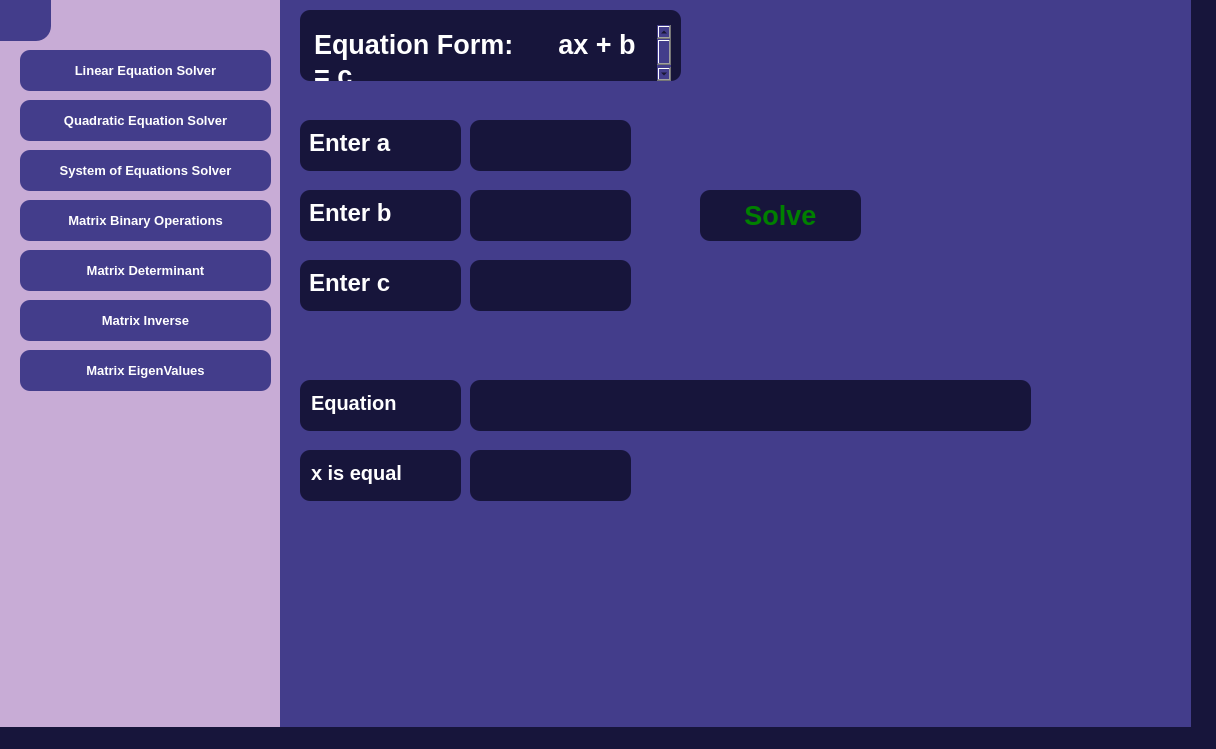
First picture: the form in algebraxpert.ui, repository AbdallahSalah003/AlgebraXpert, before the edit.
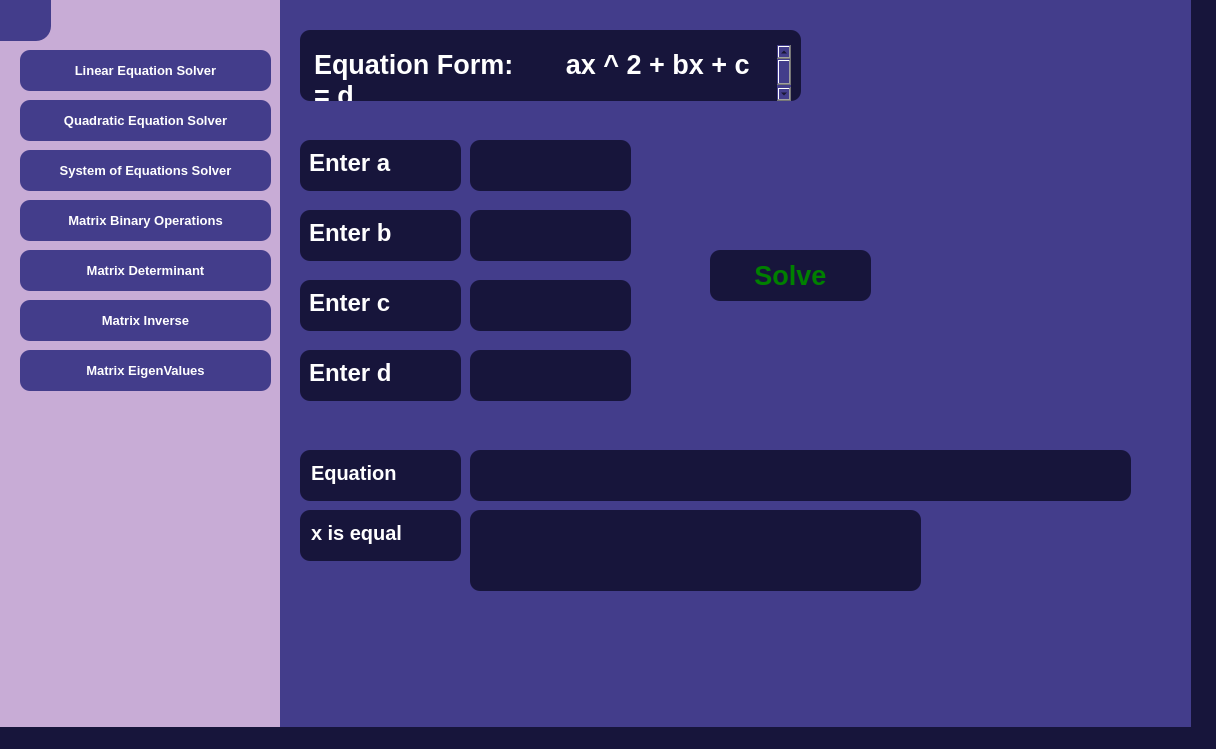
Second picture: the form after the edit. Icons and pictures are not drawn.

Commit message: Add quadratic equation solver logic

Patch:
```diff
--- a/algebraxpert.ui
+++ b/algebraxpert.ui
@@ -883,6 +883,462 @@
      </property>
     </widget>
    </widget>
+   <widget class="QWidget" name="quadraticEquationSolverMenu" native="true">
+    <property name="geometry">
+     <rect>
+      <x>280</x>
+      <y>-20</y>
+      <width>911</width>
+      <height>771</height>
+     </rect>
+    </property>
+    <property name="styleSheet">
+     <string notr="true">background-color: #433D8B;</string>
+    </property>
+    <widget class="QPlainTextEdit" name="quadraticEquationFromTextEdit">
+     <property name="geometry">
+      <rect>
+       <x>20</x>
+       <y>50</y>
+       <width>501</width>
+       <height>71</height>
+      </rect>
+     </property>
+     <property name="styleSheet">
+      <string notr="true">QPlainTextEdit {
+    font-family: 'Lato', sans-serif;
+    font-size: 20pt;
+    font-weight: 700;
+    color: #ffffff;
+    background-color: #17153B;
+    border: none;
+    border-radius: 10px;
+    padding: 15px 10px 0px 10px; /* Adjust padding for button size */
+    text-align: center;
+}
+</string>
+     </property>
+     <property name="readOnly">
+      <bool>true</bool>
+     </property>
+     <property name="plainText">
+      <string>Equation Form:       ax ^ 2 + bx + c = d   </string>
+     </property>
+    </widget>
+    <widget class="QTextEdit" name="enter_a_TextEdit_quadratic">
+     <property name="geometry">
+      <rect>
+       <x>190</x>
+       <y>160</y>
+       <width>161</width>
+       <height>51</height>
+      </rect>
+     </property>
+     <property name="styleSheet">
+      <string notr="true">QTextEdit {
+    font-family: 'Lato', sans-serif;
+    font-size: 20pt;
+    font-weight: 700;
+    color: #ffffff;
+    background-color: #17153B;
+    border: none;
+    border-radius: 10px;
+    padding: 1px; /* Adjust padding for button size */
+    text-align: center;
+}
+</string>
+     </property>
+    </widget>
+    <widget class="QTextEdit" name="enter_b_TextEdit_quadratic">
+     <property name="geometry">
+      <rect>
+       <x>190</x>
+       <y>230</y>
+       <width>161</width>
+       <height>51</height>
+      </rect>
+     </property>
+     <property name="styleSheet">
+      <string notr="true">QTextEdit {
+    font-family: 'Lato', sans-serif;
+    font-size: 20pt;
+    font-weight: 700;
+    color: #ffffff;
+    background-color: #17153B;
+    border: none;
+    border-radius: 10px;
+    padding: 1px; /* Adjust padding for button size */
+    text-align: center;
+}
+</string>
+     </property>
+    </widget>
+    <widget class="QTextEdit" name="showResultQuadraticEquationTextEdit">
+     <property name="geometry">
+      <rect>
+       <x>190</x>
+       <y>470</y>
+       <width>661</width>
+       <height>51</height>
+      </rect>
+     </property>
+     <property name="styleSheet">
+      <string notr="true">QTextEdit {
+    font-family: 'Lato', sans-serif;
+    font-size: 20pt;
+    font-weight: 700;
+    color: #ffffff;
+    background-color: #17153B;
+    border: none;
+    border-radius: 10px;
+    padding: 1px; /* Adjust padding for button size */
+    text-align: center;
+}
+</string>
+     </property>
+     <property name="readOnly">
+      <bool>true</bool>
+     </property>
+    </widget>
+    <widget class="QTextEdit" name="showResultXInQuadraticTextEdit">
+     <property name="geometry">
+      <rect>
+       <x>190</x>
+       <y>530</y>
+       <width>451</width>
+       <height>81</height>
+      </rect>
+     </property>
+     <property name="styleSheet">
+      <string notr="true">QTextEdit {
+    font-family: 'Lato', sans-serif;
+    font-size: 20pt;
+    font-weight: 700;
+    color: #ffffff;
+    background-color: #17153B;
+    border: none;
+    border-radius: 10px;
+    padding: 1px; /* Adjust padding for button size */
+    text-align: center;
+}
+</string>
+     </property>
+     <property name="readOnly">
+      <bool>true</bool>
+     </property>
+    </widget>
+    <widget class="QTextEdit" name="labelEnter_a_quadratic">
+     <property name="geometry">
+      <rect>
+       <x>20</x>
+       <y>160</y>
+       <width>161</width>
+       <height>51</height>
+      </rect>
+     </property>
+     <property name="styleSheet">
+      <string notr="true">QTextEdit {
+    font-family: 'Lato', sans-serif;
+    font-size: 15pt;
+    font-weight: 700;
+    color: #ffffff;
+    background-color: #17153B;
+    border: none;
+    border-radius: 10px;
+    padding: 5px; /* Adjust padding for button size */
+    text-align: center;
+}
+</string>
+     </property>
+     <property name="readOnly">
+      <bool>true</bool>
+     </property>
+     <property name="html">
+      <string>&lt;!DOCTYPE HTML PUBLIC &quot;-//W3C//DTD HTML 4.0//EN&quot; &quot;http://www.w3.org/TR/REC-html40/strict.dtd&quot;&gt;
+&lt;html&gt;&lt;head&gt;&lt;meta name=&quot;qrichtext&quot; content=&quot;1&quot; /&gt;&lt;meta charset=&quot;utf-8&quot; /&gt;&lt;style type=&quot;text/css&quot;&gt;
+p, li { white-space: pre-wrap; }
+hr { height: 1px; border-width: 0; }
+li.unchecked::marker { content: &quot;\2610&quot;; }
+li.checked::marker { content: &quot;\2612&quot;; }
+&lt;/style&gt;&lt;/head&gt;&lt;body style=&quot; font-family:'Lato','sans-serif'; font-size:15pt; font-weight:700; font-style:normal;&quot;&gt;
+&lt;p style=&quot; margin-top:0px; margin-bottom:0px; margin-left:0px; margin-right:0px; -qt-block-indent:0; text-indent:0px;&quot;&gt;&lt;span style=&quot; font-size:18pt;&quot;&gt;Enter a&lt;/span&gt;&lt;/p&gt;&lt;/body&gt;&lt;/html&gt;</string>
+     </property>
+    </widget>
+    <widget class="QTextEdit" name="labelEnter_b_quadratic">
+     <property name="geometry">
+      <rect>
+       <x>20</x>
+       <y>230</y>
+       <width>161</width>
+       <height>51</height>
+      </rect>
+     </property>
+     <property name="styleSheet">
+      <string notr="true">QTextEdit {
+    font-family: 'Lato', sans-serif;
+    font-size: 15pt;
+    font-weight: 700;
+    color: #ffffff;
+    background-color: #17153B;
+    border: none;
+    border-radius: 10px;
+    padding: 5px; /* Adjust padding for button size */
+    text-align: center;
+}
+</string>
+     </property>
+     <property name="readOnly">
+      <bool>true</bool>
+     </property>
+     <property name="html">
+      <string>&lt;!DOCTYPE HTML PUBLIC &quot;-//W3C//DTD HTML 4.0//EN&quot; &quot;http://www.w3.org/TR/REC-html40/strict.dtd&quot;&gt;
+&lt;html&gt;&lt;head&gt;&lt;meta name=&quot;qrichtext&quot; content=&quot;1&quot; /&gt;&lt;meta charset=&quot;utf-8&quot; /&gt;&lt;style type=&quot;text/css&quot;&gt;
+p, li { white-space: pre-wrap; }
+hr { height: 1px; border-width: 0; }
+li.unchecked::marker { content: &quot;\2610&quot;; }
+li.checked::marker { content: &quot;\2612&quot;; }
+&lt;/style&gt;&lt;/head&gt;&lt;body style=&quot; font-family:'Lato','sans-serif'; font-size:15pt; font-weight:700; font-style:normal;&quot;&gt;
+&lt;p style=&quot; margin-top:0px; margin-bottom:0px; margin-left:0px; margin-right:0px; -qt-block-indent:0; text-indent:0px;&quot;&gt;&lt;span style=&quot; font-size:18pt;&quot;&gt;Enter b&lt;/span&gt;&lt;/p&gt;&lt;/body&gt;&lt;/html&gt;</string>
+     </property>
+    </widget>
+    <widget class="QTextEdit" name="labelEnter_c_quadratic">
+     <property name="geometry">
+      <rect>
+       <x>20</x>
+       <y>300</y>
+       <width>161</width>
+       <height>51</height>
+      </rect>
+     </property>
+     <property name="styleSheet">
+      <string notr="true">QTextEdit {
+    font-family: 'Lato', sans-serif;
+    font-size: 15pt;
+    font-weight: 700;
+    color: #ffffff;
+    background-color: #17153B;
+    border: none;
+    border-radius: 10px;
+    padding: 5px; /* Adjust padding for button size */
+    text-align: center;
+}
+</string>
+     </property>
+     <property name="readOnly">
+      <bool>true</bool>
+     </property>
+     <property name="html">
+      <string>&lt;!DOCTYPE HTML PUBLIC &quot;-//W3C//DTD HTML 4.0//EN&quot; &quot;http://www.w3.org/TR/REC-html40/strict.dtd&quot;&gt;
+&lt;html&gt;&lt;head&gt;&lt;meta name=&quot;qrichtext&quot; content=&quot;1&quot; /&gt;&lt;meta charset=&quot;utf-8&quot; /&gt;&lt;style type=&quot;text/css&quot;&gt;
+p, li { white-space: pre-wrap; }
+hr { height: 1px; border-width: 0; }
+li.unchecked::marker { content: &quot;\2610&quot;; }
+li.checked::marker { content: &quot;\2612&quot;; }
+&lt;/style&gt;&lt;/head&gt;&lt;body style=&quot; font-family:'Lato','sans-serif'; font-size:15pt; font-weight:700; font-style:normal;&quot;&gt;
+&lt;p style=&quot; margin-top:0px; margin-bottom:0px; margin-left:0px; margin-right:0px; -qt-block-indent:0; text-indent:0px;&quot;&gt;&lt;span style=&quot; font-size:18pt;&quot;&gt;Enter c&lt;/span&gt;&lt;/p&gt;&lt;/body&gt;&lt;/html&gt;</string>
+     </property>
+    </widget>
+    <widget class="QTextEdit" name="enter_c_TextEdit_quadratic">
+     <property name="geometry">
+      <rect>
+       <x>190</x>
+       <y>300</y>
+       <width>161</width>
+       <height>51</height>
+      </rect>
+     </property>
+     <property name="styleSheet">
+      <string notr="true">QTextEdit {
+    font-family: 'Lato', sans-serif;
+    font-size: 20pt;
+    font-weight: 700;
+    color: #ffffff;
+    background-color: #17153B;
+    border: none;
+    border-radius: 10px;
+    padding: 1px; /* Adjust padding for button size */
+    text-align: center;
+}
+</string>
+     </property>
+    </widget>
+    <widget class="QTextEdit" name="labelEquationQuadratic">
+     <property name="geometry">
+      <rect>
+       <x>20</x>
+       <y>470</y>
+       <width>161</width>
+       <height>51</height>
+      </rect>
+     </property>
+     <property name="styleSheet">
+      <string notr="true">QTextEdit {
+    font-family: 'Lato', sans-serif;
+    font-size: 15pt;
+    font-weight: 700;
+    color: #ffffff;
+    background-color: #17153B;
+    border: none;
+    border-radius: 10px;
+    padding: 7px; /* Adjust padding for button size */
+    text-align: center;
+}
+</string>
+     </property>
+     <property name="readOnly">
+      <bool>true</bool>
+     </property>
+     <property name="html">
+      <string>&lt;!DOCTYPE HTML PUBLIC &quot;-//W3C//DTD HTML 4.0//EN&quot; &quot;http://www.w3.org/TR/REC-html40/strict.dtd&quot;&gt;
+&lt;html&gt;&lt;head&gt;&lt;meta name=&quot;qrichtext&quot; content=&quot;1&quot; /&gt;&lt;meta charset=&quot;utf-8&quot; /&gt;&lt;style type=&quot;text/css&quot;&gt;
+p, li { white-space: pre-wrap; }
+hr { height: 1px; border-width: 0; }
+li.unchecked::marker { content: &quot;\2610&quot;; }
+li.checked::marker { content: &quot;\2612&quot;; }
+&lt;/style&gt;&lt;/head&gt;&lt;body style=&quot; font-family:'Lato','sans-serif'; font-size:15pt; font-weight:700; font-style:normal;&quot;&gt;
+&lt;p style=&quot; margin-top:0px; margin-bottom:0px; margin-left:0px; margin-right:0px; -qt-block-indent:0; text-indent:0px;&quot;&gt;Equation &lt;/p&gt;&lt;/body&gt;&lt;/html&gt;</string>
+     </property>
+    </widget>
+    <widget class="QTextEdit" name="labelXisEqualQuadratic">
+     <property name="geometry">
+      <rect>
+       <x>20</x>
+       <y>530</y>
+       <width>161</width>
+       <height>51</height>
+      </rect>
+     </property>
+     <property name="styleSheet">
+      <string notr="true">QTextEdit {
+    font-family: 'Lato', sans-serif;
+    font-size: 15pt;
+    font-weight: 700;
+    color: #ffffff;
+    background-color: #17153B;
+    border: none;
+    border-radius: 10px;
+    padding: 7px; /* Adjust padding for button size */
+    text-align: center;
+}
+</string>
+     </property>
+     <property name="readOnly">
+      <bool>true</bool>
+     </property>
+     <property name="html">
+      <string>&lt;!DOCTYPE HTML PUBLIC &quot;-//W3C//DTD HTML 4.0//EN&quot; &quot;http://www.w3.org/TR/REC-html40/strict.dtd&quot;&gt;
+&lt;html&gt;&lt;head&gt;&lt;meta name=&quot;qrichtext&quot; content=&quot;1&quot; /&gt;&lt;meta charset=&quot;utf-8&quot; /&gt;&lt;style type=&quot;text/css&quot;&gt;
+p, li { white-space: pre-wrap; }
+hr { height: 1px; border-width: 0; }
+li.unchecked::marker { content: &quot;\2610&quot;; }
+li.checked::marker { content: &quot;\2612&quot;; }
+&lt;/style&gt;&lt;/head&gt;&lt;body style=&quot; font-family:'Lato','sans-serif'; font-size:15pt; font-weight:700; font-style:normal;&quot;&gt;
+&lt;p style=&quot; margin-top:0px; margin-bottom:0px; margin-left:0px; margin-right:0px; -qt-block-indent:0; text-indent:0px;&quot;&gt;x is equal&lt;/p&gt;&lt;/body&gt;&lt;/html&gt;</string>
+     </property>
+    </widget>
+    <widget class="QPushButton" name="quadraticEquationSolveButton">
+     <property name="geometry">
+      <rect>
+       <x>430</x>
+       <y>270</y>
+       <width>161</width>
+       <height>51</height>
+      </rect>
+     </property>
+     <property name="styleSheet">
+      <string notr="true">QPushButton {
+    font-family: 'Lato', sans-serif;
+    font-size: 20pt;
+    font-weight: 700;
+    color: green;
+    background-color: #17153B;
+    border: none;
+    border-radius: 10px;
+    padding: 10px 20px; /* Adjust padding for button size */
+    text-align: center;
+}
+
+QPushButton:hover {
+    background-color: #2E236C;
+    opacity: 0.5; /* Fade effect on hover */
+}</string>
+     </property>
+     <property name="text">
+      <string>Solve</string>
+     </property>
+     <property name="icon">
+      <iconset theme="QIcon::ThemeIcon::MediaPlaybackStart"/>
+     </property>
+    </widget>
+    <widget class="QTextEdit" name="labelEnter_d_quadratic">
+     <property name="geometry">
+      <rect>
+       <x>20</x>
+       <y>370</y>
+       <width>161</width>
+       <height>51</height>
+      </rect>
+     </property>
+     <property name="styleSheet">
+      <string notr="true">QTextEdit {
+    font-family: 'Lato', sans-serif;
+    font-size: 15pt;
+    font-weight: 700;
+    color: #ffffff;
+    background-color: #17153B;
+    border: none;
+    border-radius: 10px;
+    padding: 5px; /* Adjust padding for button size */
+    text-align: center;
+}
+</string>
+     </property>
+     <property name="readOnly">
+      <bool>true</bool>
+     </property>
+     <property name="html">
+      <string>&lt;!DOCTYPE HTML PUBLIC &quot;-//W3C//DTD HTML 4.0//EN&quot; &quot;http://www.w3.org/TR/REC-html40/strict.dtd&quot;&gt;
+&lt;html&gt;&lt;head&gt;&lt;meta name=&quot;qrichtext&quot; content=&quot;1&quot; /&gt;&lt;meta charset=&quot;utf-8&quot; /&gt;&lt;style type=&quot;text/css&quot;&gt;
+p, li { white-space: pre-wrap; }
+hr { height: 1px; border-width: 0; }
+li.unchecked::marker { content: &quot;\2610&quot;; }
+li.checked::marker { content: &quot;\2612&quot;; }
+&lt;/style&gt;&lt;/head&gt;&lt;body style=&quot; font-family:'Lato','sans-serif'; font-size:15pt; font-weight:700; font-style:normal;&quot;&gt;
+&lt;p style=&quot; margin-top:0px; margin-bottom:0px; margin-left:0px; margin-right:0px; -qt-block-indent:0; text-indent:0px;&quot;&gt;&lt;span style=&quot; font-size:18pt;&quot;&gt;Enter d&lt;/span&gt;&lt;/p&gt;&lt;/body&gt;&lt;/html&gt;</string>
+     </property>
+    </widget>
+    <widget class="QTextEdit" name="enter_d_TextEdit_quadratic">
+     <property name="geometry">
+      <rect>
+       <x>190</x>
+       <y>370</y>
+       <width>161</width>
+       <height>51</height>
+      </rect>
+     </property>
+     <property name="styleSheet">
+      <string notr="true">QTextEdit {
+    font-family: 'Lato', sans-serif;
+    font-size: 20pt;
+    font-weight: 700;
+    color: #ffffff;
+    background-color: #17153B;
+    border: none;
+    border-radius: 10px;
+    padding: 1px; /* Adjust padding for button size */
+    text-align: center;
+}
+</string>
+     </property>
+    </widget>
+   </widget>
+   <zorder>LinearEquationSolverMenu</zorder>
+   <zorder>algebraVector</zorder>
+   <zorder>welcomeText</zorder>
+   <zorder>startButton</zorder>
+   <zorder>exitButton</zorder>
+   <zorder>sideBar</zorder>
+   <zorder>quadraticEquationSolverMenu</zorder>
   </widget>
   <widget class="QMenuBar" name="menubar">
    <property name="geometry">
```
The commit also changes 7 other files.
